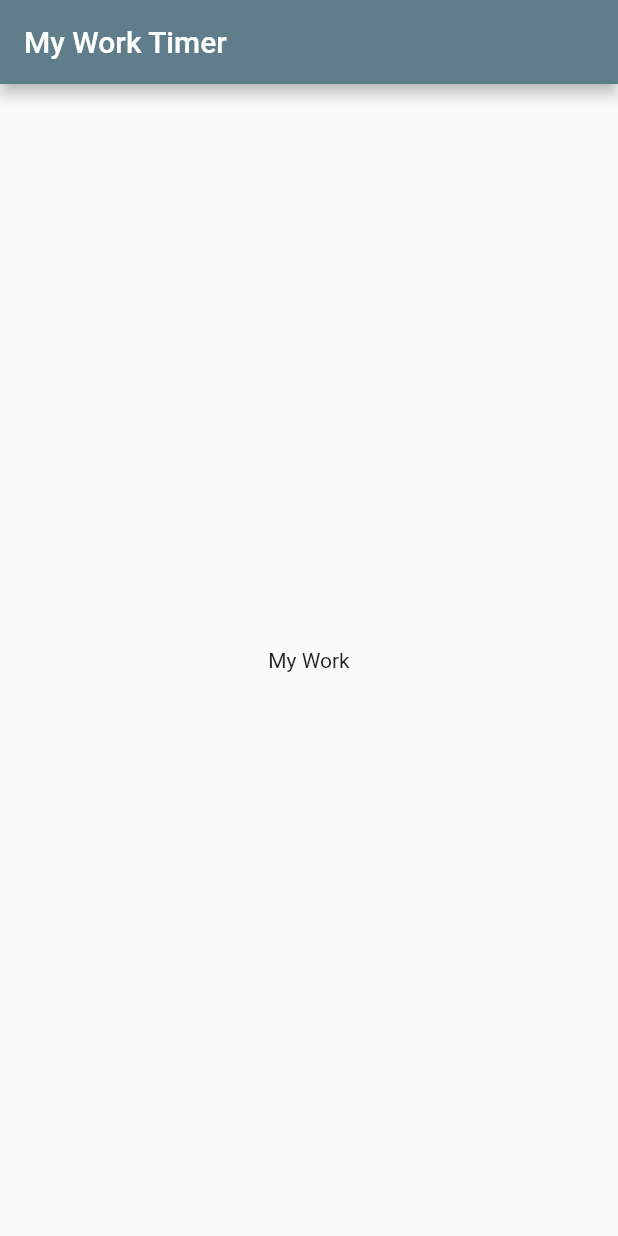
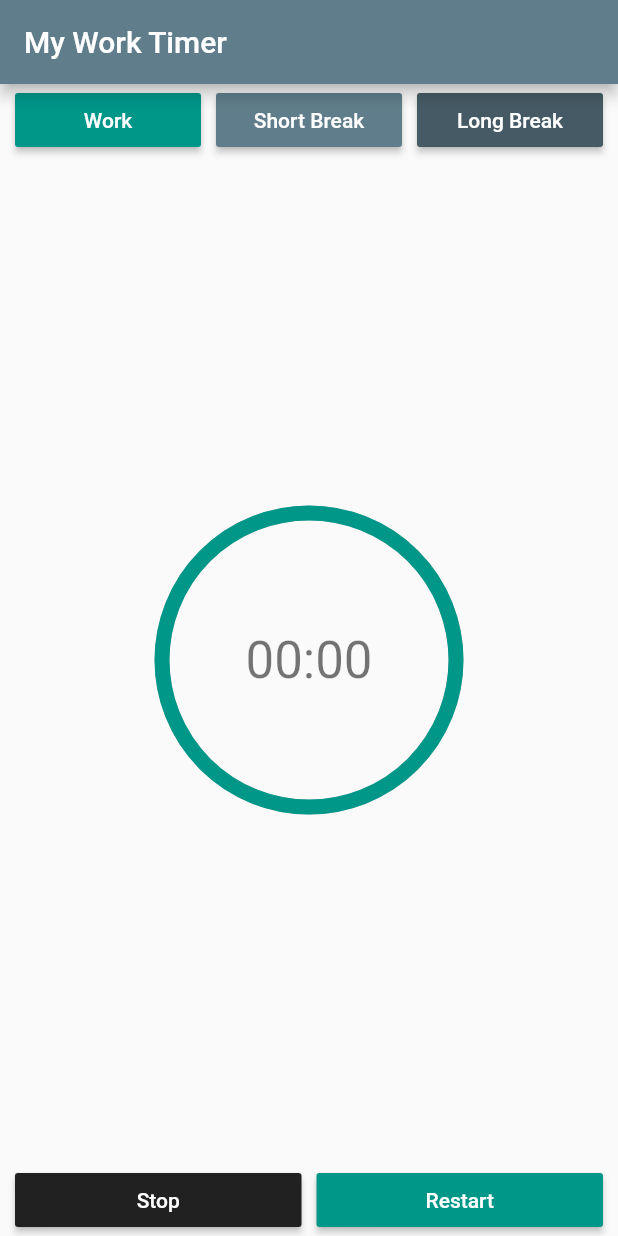
Before and after one commit to MilicTG/productivity_timer, a Flutter app: the first screen one second after launch, on a phone screen of 412 x 824 dp. Run offline on Flutter 3.47's test engine with Material 2 defaults, Android fonts, the phone set to English and light mode, and no system bars; drawn by our look-alikes of percent_indicator.

Commit message:
Timer completed

```diff
--- a/lib/main.dart
+++ b/lib/main.dart
@@ -1,4 +1,8 @@
 import 'package:flutter/material.dart';
+import 'package:productivity_timer/timermodel.dart';
+import 'package:productivity_timer/widgets.dart';
+import 'package:percent_indicator/percent_indicator.dart';
+import './timer.dart';
 
 void main() {
   runApp(MyApp());
@@ -8,16 +12,98 @@ class MyApp extends StatelessWidget {
   @override
   Widget build(BuildContext context) {
     return MaterialApp(
-      title: "My Work Timer",
-      theme: ThemeData(primarySwatch: Colors.blueGrey),
-      home: Scaffold(
+        title: "My Work Timer",
+        theme: ThemeData(primarySwatch: Colors.blueGrey),
+        home: TimerHomePage());
+  }
+}
+
+class TimerHomePage extends StatelessWidget {
+  final double defaultPadding = 5.0;
+  final CountDownTimer timer = CountDownTimer();
+
+  @override
+  Widget build(BuildContext context) {
+    timer.startWork();
+    return Scaffold(
         appBar: AppBar(
           title: Text("My Work Timer"),
         ),
-        body: Center(
-          child: Text("My Work"),
-        ),
-      ),
-    );
+        body: LayoutBuilder(
+          builder: (BuildContext context, BoxConstraints constraints) {
+            final double availableWidth = constraints.maxWidth;
+
+            return Column(
+              children: [
+                Row(
+                  children: [
+                    Padding(padding: EdgeInsets.all(defaultPadding)),
+                    Expanded(
+                        child: ProductivityButton(
+                      color: Color(0xff009688),
+                      text: 'Work',
+                      onPressed: () => emptyMethod(),
+                    )),
+                    Padding(padding: EdgeInsets.all(defaultPadding)),
+                    Expanded(
+                        child: ProductivityButton(
+                      color: Color(0xFF607D8B),
+                      text: 'Short Break',
+                      onPressed: () => emptyMethod(),
+                    )),
+                    Padding(padding: EdgeInsets.all(defaultPadding)),
+                    Expanded(
+                        child: ProductivityButton(
+                      color: Color(0xff455A64),
+                      text: 'Long Break',
+                      onPressed: () => emptyMethod(),
+                    )),
+                    Padding(padding: EdgeInsets.all(defaultPadding)),
+                  ],
+                ),
+                Expanded(
+                    child: StreamBuilder(
+                        initialData: TimerModel('00:00', 1),
+                        stream: timer.stream(),
+                        builder:
+                            (BuildContext context, AsyncSnapshot snapshot) {
+                          TimerModel timer = snapshot.data;
+                          return Container(
+                              child: CircularPercentIndicator(
+                            radius: availableWidth / 2,
+                            lineWidth: 10.0,
+                            percent:
+                                (timer.percent == null) ? 1 : timer.percent,
+                            center: Text(
+                                (timer.time == null) ? '00:00' : timer.time,
+                                style: Theme.of(context).textTheme.headline4),
+                            progressColor: Color(0xff009688),
+                          ));
+                        })),
+                Row(
+                  children: [
+                    Padding(padding: EdgeInsets.all(defaultPadding)),
+                    Expanded(
+                        child: ProductivityButton(
+                      color: Color(0xff212121),
+                      text: 'Stop',
+                      onPressed: () => emptyMethod(),
+                    )),
+                    Padding(padding: EdgeInsets.all(defaultPadding)),
+                    Expanded(
+                        child: ProductivityButton(
+                      color: Color(0xff009688),
+                      text: 'Restart',
+                      onPressed: () => emptyMethod(),
+                    )),
+                    Padding(padding: EdgeInsets.all(defaultPadding)),
+                  ],
+                )
+              ],
+            );
+          },
+        ));
   }
+
+  void emptyMethod() {}
 }
--- /dev/null
+++ b/lib/timer.dart
@@ -0,0 +1,45 @@
+import 'dart:async';
+import './timermodel.dart';
+
+class CountDownTimer {
+  double _radius = 1;
+  bool _isActive = true;
+  Timer timer;
+  Duration _time;
+  Duration _fullTime;
+  int work = 30;
+  int shortBreak = 5;
+  int longBreak = 20;
+
+  String returnTime(Duration t) {
+    String minutes = (t.inMinutes < 10)
+        ? '0' + t.inMinutes.toString()
+        : t.inMinutes.toString();
+    int numSeconds = t.inSeconds - (t.inMinutes * 60);
+    String seconds =
+        (numSeconds < 10) ? '0' + numSeconds.toString() : numSeconds.toString();
+    String formattedTime = minutes + ":" + seconds;
+    return formattedTime;
+  }
+
+  Stream<TimerModel> stream() async* {
+    yield* Stream.periodic(Duration(seconds: 1), (int a) {
+      String time;
+      if (this._isActive) {
+        _time = _time - Duration(seconds: 1);
+        _radius = _time.inSeconds / _fullTime.inSeconds;
+        if (_time.inSeconds <= 0) {
+          _isActive = false;
+        }
+      }
+      time = returnTime(_time);
+      return TimerModel(time, _radius);
+    });
+  }
+
+  void startWork() async {
+    _radius = 1;
+    _time = Duration(minutes: this.work, seconds: 0);
+    _fullTime = _time;
+  }
+}
--- /dev/null
+++ b/lib/timermodel.dart
@@ -0,0 +1,6 @@
+class TimerModel {
+  String time;
+  double percent;
+
+  TimerModel(this.time, this.percent);
+}
--- /dev/null
+++ b/lib/widgets.dart
@@ -0,0 +1,27 @@
+import 'package:flutter/material.dart';
+
+class ProductivityButton extends StatelessWidget {
+  final Color color;
+  final String text;
+  final double size;
+  final VoidCallback onPressed;
+
+  ProductivityButton(
+      {@required this.color,
+      @required this.text,
+      @required this.size,
+      @required this.onPressed});
+
+  @override
+  Widget build(BuildContext context) {
+    return MaterialButton(
+      child: Text(
+        this.text,
+        style: TextStyle(color: Colors.white),
+      ),
+      onPressed: this.onPressed,
+      color: this.color,
+      minWidth: this.size,
+    );
+  }
+}
--- a/pubspec.yaml
+++ b/pubspec.yaml
@@ -3,7 +3,7 @@ description: A new Flutter project.
 
 # The following line prevents the package from being accidentally published to
 # pub.dev using `pub publish`. This is preferred for private packages.
-publish_to: 'none' # Remove this line if you wish to publish to pub.dev
+publish_to: "none" # Remove this line if you wish to publish to pub.dev
 
 # The following defines the version and build number for your application.
 # A version number is three numbers separated by dots, like 1.2.43
@@ -23,7 +23,7 @@ environment:
 dependencies:
   flutter:
     sdk: flutter
-
+  percent_indicator: "^2.1.7+2"
 
   # The following adds the Cupertino Icons font to your application.
   # Use with the CupertinoIcons class for iOS style icons.
@@ -38,7 +38,6 @@ dev_dependencies:
 
 # The following section is specific to Flutter.
 flutter:
-
   # The following line ensures that the Material Icons font is
   # included with your application, so that you can use the icons in
   # the material Icons class.
```
Also changed, not shown: pubspec.lock.
